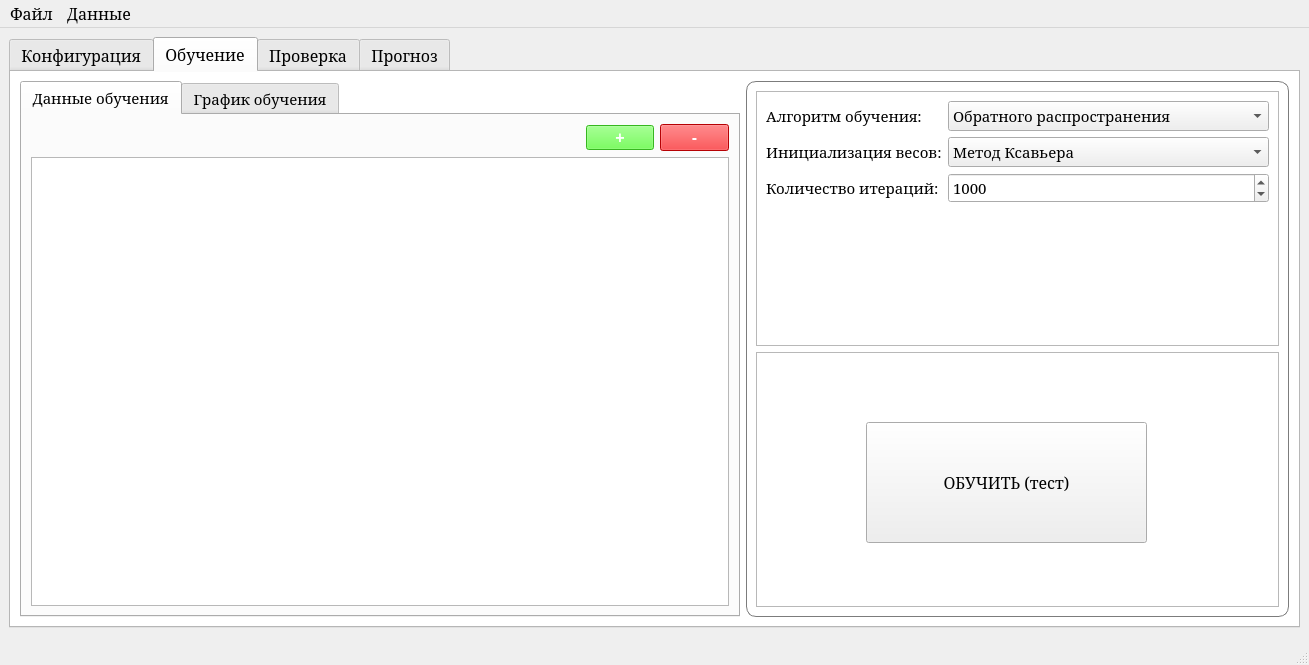
Above: mainwindow.ui from EvilCommunist/Neuro-Simulator before the change. Below: the same form after it.
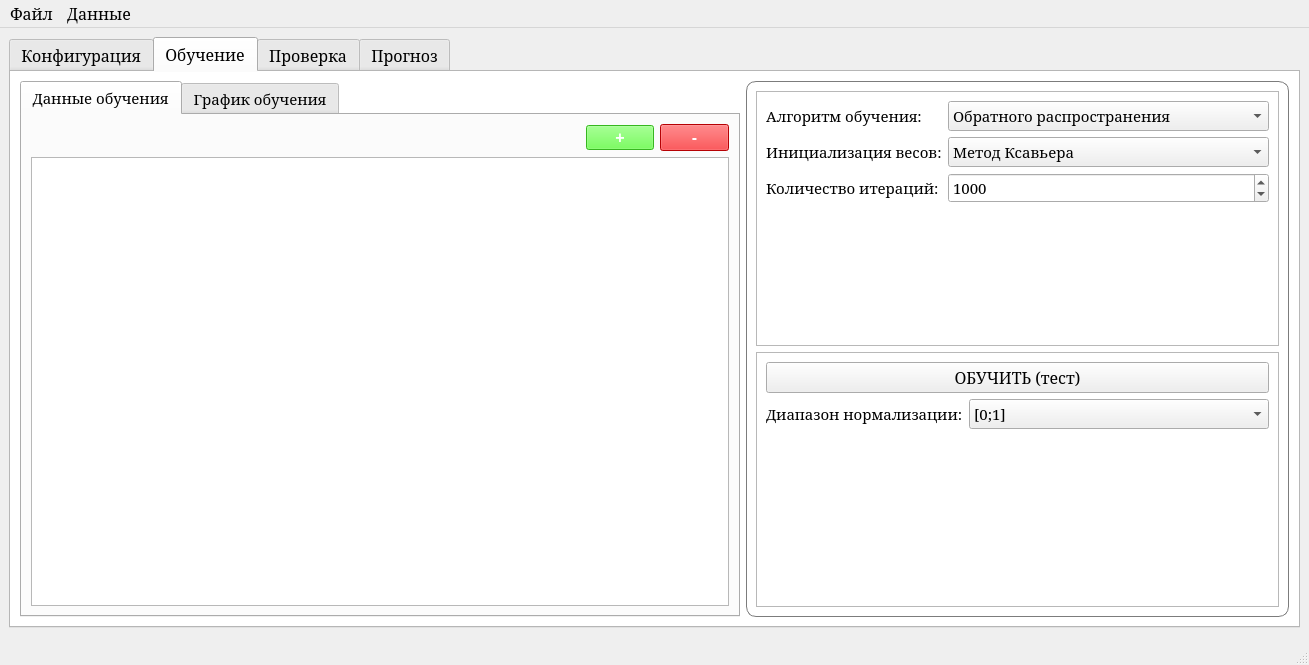
That is the form after the change. The open tabs and pages were chosen to show the change. Custom widgets are drawn as their Qt base class.

The edit to the form file:
```diff
--- a/mainwindow.ui
+++ b/mainwindow.ui
@@ -695,15 +695,9 @@
              <property name="frameShadow">
               <enum>QFrame::Shadow::Raised</enum>
              </property>
+             <layout class="QFormLayout" name="formLayout_2">
+              <item row="0" column="0" colspan="2">
              <widget class="QPushButton" name="startLearning">
-              <property name="geometry">
-               <rect>
-                <x>110</x>
-                <y>70</y>
-                <width>281</width>
-                <height>121</height>
-               </rect>
-              </property>
               <property name="font">
                <font>
                 <family>Garamond</family>
@@ -714,6 +708,41 @@
                <string>ОБУЧИТЬ (тест)</string>
               </property>
              </widget>
+              </item>
+              <item row="2" column="0">
+               <widget class="QLabel" name="label_7">
+                <property name="font">
+                 <font>
+                  <family>Garamond</family>
+                  <pointsize>11</pointsize>
+                 </font>
+                </property>
+                <property name="text">
+                 <string>Диапазон нормализации:</string>
+                </property>
+               </widget>
+              </item>
+              <item row="2" column="1">
+               <widget class="QComboBox" name="normDiapazon">
+                <property name="font">
+                 <font>
+                  <family>Garamond</family>
+                  <pointsize>11</pointsize>
+                 </font>
+                </property>
+                <item>
+                 <property name="text">
+                  <string>[0;1]</string>
+                 </property>
+                </item>
+                <item>
+                 <property name="text">
+                  <string>[-1;1]</string>
+                 </property>
+                </item>
+               </widget>
+              </item>
+             </layout>
             </widget>
            </item>
           </layout>
```
Lines whose indentation alone changed are shown as unchanged.
